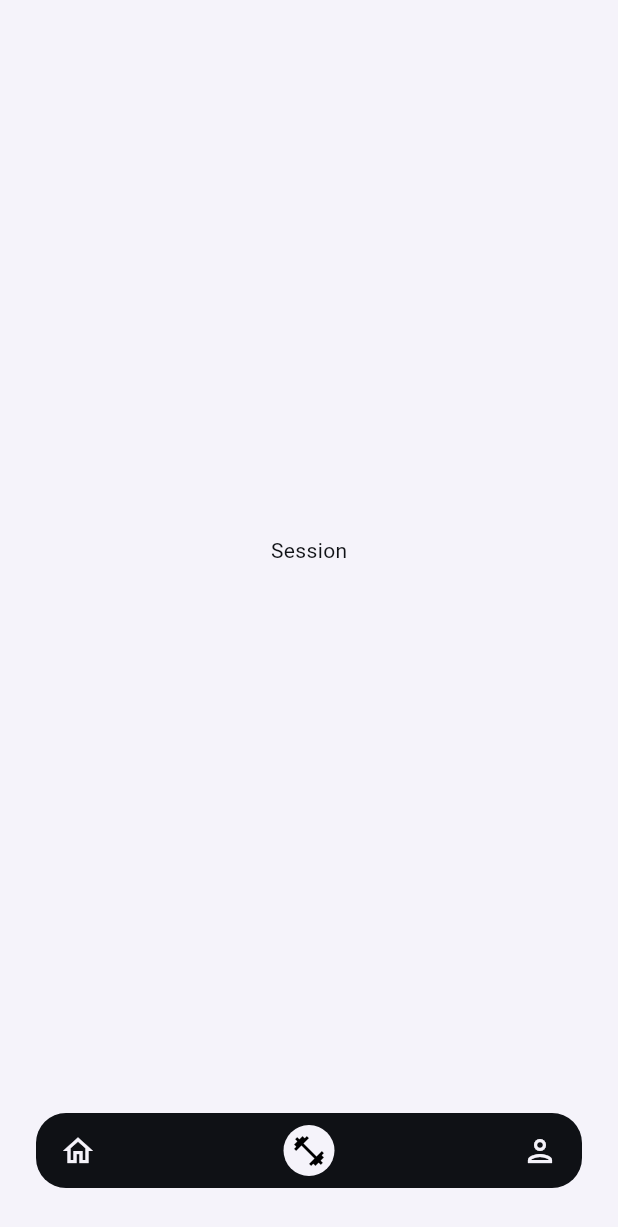
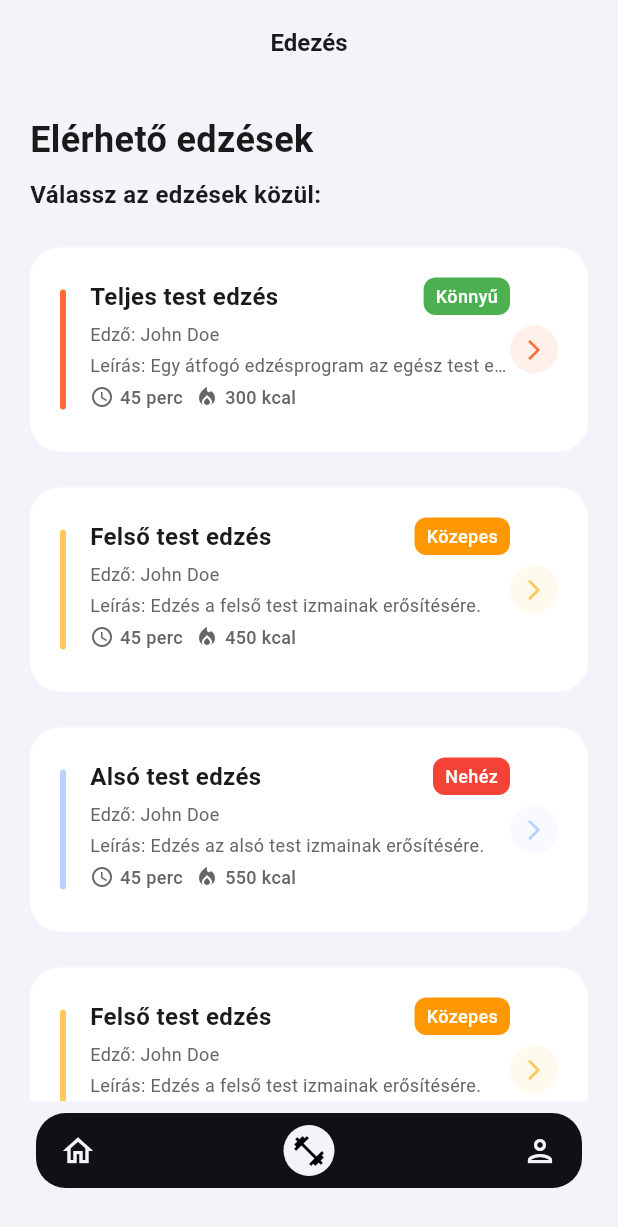
Before and after one commit to marosvariadam/flutter_application_1, a Flutter app: the screen it shows after launch, item 2 of the bottom bar chosen, on a phone screen of 412 x 824 dp. Shown: the top 1227 px of the screen. Run offline on Flutter 3.47's test engine with Material 3 defaults, Android fonts, the phone set to English and light mode, and no system bars; our stand-ins replace go_router, hive_flutter; accounts and stored records are empty; network calls fail.

Commit message:
session page v1, profile started

```diff
--- a/lib/app/app_router.dart
+++ b/lib/app/app_router.dart
@@ -1,6 +1,8 @@
 import 'package:flutter/material.dart';
 import 'package:flutter_application_1/app/shared/widgets/widgets_nav/bottom_nav.dart';
 import 'package:flutter_application_1/features/home/presantation/home_page.dart';
+import 'package:flutter_application_1/features/profiles/presentation/profiles_page.dart';
+import 'package:flutter_application_1/features/session/presentations/session_page.dart';
 import 'package:go_router/go_router.dart';
 
 enum Approute{home, session, profile}
@@ -17,8 +19,7 @@ GoRouter buildRouter() {
               GoRoute(
                 path: '/home',
                 name: Approute.home.name,
-                builder: (context, state) => const Scaffold(body: Center(child: HomePage()),
-              ),
+                pageBuilder: (context, state) => const NoTransitionPage(child: HomePage(),),
               )
             ],
           ),
@@ -27,8 +28,8 @@ GoRouter buildRouter() {
               GoRoute(
                 path: '/session',
                 name: Approute.session.name,
-                builder: (context, state) => const Scaffold(body: Center(child: Text('Session')),),
-              ),
+                pageBuilder: (context, state) => const NoTransitionPage(child: SessionsPage())
+              )
             ],
           ),
           StatefulShellBranch(
@@ -36,7 +37,7 @@ GoRouter buildRouter() {
               GoRoute(
                 path: '/profile',
                 name: Approute.profile.name,
-                builder: (context, state) => const Scaffold(body: Center(child: Text('Profile')),),
+                pageBuilder: (context, state) => const NoTransitionPage(child: ProfilesPage()),
               ),
             ],
           ),
--- a/lib/app/design/design_tokens.dart
+++ b/lib/app/design/design_tokens.dart
@@ -3,7 +3,7 @@ import 'package:flutter/material.dart';
 class DT{
 
   //sizes
-  static const s1=4.0, s2=8.0, s3=12.0, s4=16.0, s5=20.0, s6=24.0, s8=32.0;
+  static const s1=4.0, s2=8.0, s3=12.0, s4=16.0, s5=20.0, s6=24.0, s8=32.0, s9=36.0;
 
   //radius
   static const rChip = 16.0;
--- a/lib/features/session/presentations/session_page.dart
+++ b/lib/features/session/presentations/session_page.dart
@@ -0,0 +1,260 @@
+import 'dart:math';
+import 'package:flutter/material.dart';
+import 'package:flutter_application_1/app/design/design_tokens.dart';
+import 'package:intl/intl.dart';
+import 'package:go_router/go_router.dart';
+
+class SessionsPage extends StatelessWidget {
+  const SessionsPage({super.key});
+
+  @override
+  Widget build(BuildContext context) {
+    return Scaffold(
+      backgroundColor: DT.bg,
+      appBar: AppBar(
+        backgroundColor: DT.bg,
+        elevation: 0,
+        title: const Text(
+          'Edezés',
+          style: TextStyle(
+            color: DT.textPrimary,
+            fontSize: DT.s4,
+            fontWeight: FontWeight.w600,
+          ),
+        ),
+        centerTitle: true,
+      ),
+      body: SingleChildScrollView(
+        padding: const EdgeInsets.all(DT.s5),
+        child: Column(
+          crossAxisAlignment: CrossAxisAlignment.start,
+          children: [
+            const Text(
+              'Elérhető edzések',
+              style: TextStyle(
+                color: DT.textPrimary,
+                fontSize: DT.s6,
+                fontWeight: FontWeight.w700,
+              ),
+            ),
+            const SizedBox(height: DT.s2),
+            const Text(
+              'Válassz az edzések közül:',
+              style: TextStyle(
+                color: DT.textPrimary,
+                fontSize: DT.s4,
+                fontWeight: FontWeight.w700,
+              ),
+            ),
+            const SizedBox(height: DT.s6),
+            _SessionCard(
+              title: 'Teljes test edzés',
+              trainer: 'John Doe',
+              kcal: '300 kcal',
+              description: 'Egy átfogó edzésprogram az egész test erősítésére.',
+              duration: '45 perc',
+              difficulty: 'Könnyű',
+              color: DT.cardOrange,
+              onTap: ()=>context.go('/session-detail')
+            ),
+            const SizedBox(height: DT.s6),
+            _SessionCard(
+              title: 'Felső test edzés',
+              trainer: 'John Doe',
+              kcal: '450 kcal',
+              description: 'Edzés a felső test izmainak erősítésére.',
+              duration: '45 perc',
+              difficulty: 'Közepes',
+              color: DT.cardYellow,
+              onTap: ()=>context.go('/session-detail')
+            ),
+            const SizedBox(height: DT.s6),
+            _SessionCard(
+              title: 'Alsó test edzés',
+              trainer: 'John Doe',
+              kcal: '550 kcal',
+              description: 'Edzés az alsó test izmainak erősítésére.',
+              duration: '45 perc',
+              difficulty: 'Nehéz',
+              color: DT.cardBlue,
+              onTap: ()=>context.go('/session-detail')
+            ),
+            const SizedBox(height: DT.s6),
+            _SessionCard(
+              title: 'Felső test edzés',
+              trainer: 'John Doe',
+              kcal: '450 kcal',
+              description: 'Edzés a felső test izmainak erősítésére.',
+              duration: '45 perc',
+              difficulty: 'Közepes',
+              color: DT.cardYellow,
+              onTap: ()=>context.go('/session-detail')
+            ),
+            const SizedBox(height: DT.s6),
+          ],
+        ),
+      )
+    );
+  }
+}
+
+class _SessionCard extends StatelessWidget {
+  final String title;
+  final String kcal;
+  final String trainer;
+  final String description;
+  final String duration;
+  final String difficulty;
+  final Color color;
+  final VoidCallback onTap;
+  const _SessionCard({super.key, required this.title, required this.trainer, required this.description, required this.duration, required this.difficulty, required this.color, required this.onTap, required this.kcal});
+
+  @override
+  Widget build(BuildContext context) {
+    final difficultyColor = {
+      'könnyű': DT.difficultyLight,
+      'közepes': DT.difficultyMedium,
+      'nehéz': DT.difficultyHard,
+    }[difficulty.toLowerCase()] ?? DT.difficultyMedium;
+
+    return GestureDetector(
+      onTap: onTap,
+      child: Container(
+        padding: const EdgeInsets.all(DT.s5),
+        decoration: BoxDecoration(
+          color: DT.gbWhite,
+          borderRadius: BorderRadius.circular(DT.s5),
+        ),
+        child: Row(
+          children: [
+            Container(
+              width: 4,
+              height: 80,
+              decoration: BoxDecoration(
+                color: color,
+                borderRadius: BorderRadius.circular(DT.s2),
+              ),
+            ),
+            const SizedBox(width: DT.s4),
+            Expanded(
+              child: Column(
+                crossAxisAlignment: CrossAxisAlignment.start,
+                children: [
+                  Row(
+
+                  mainAxisAlignment: MainAxisAlignment.spaceBetween,
+                  children: [
+                    Text(
+                      title,
+                      style: const TextStyle(
+                        color: DT.textPrimary,
+                        fontSize: DT.s4,
+                        fontWeight: FontWeight.w600,
+                      ),
+                    ),
+                    Container(
+                      padding: const EdgeInsets.symmetric(horizontal: DT.s2, vertical: DT.s1),
+                      decoration: BoxDecoration(
+                        color: difficultyColor,
+                        borderRadius: BorderRadius.circular(DT.s2),
+                      ),
+                      child: Text(
+                        difficulty,
+                        style: const TextStyle(
+                          color: Colors.white,
+                          fontSize: DT.s3,
+                          fontWeight: FontWeight.w500,
+                        ),
+                      ),
+                    ),
+                  ],
+                ),
+                  const SizedBox(height: DT.s1),
+                  Text(
+                    'Edző: $trainer',
+                    style: const TextStyle(
+                      color: DT.textSecondary,
+                      fontSize: DT.s3,
+                    ),
+                    overflow: TextOverflow.ellipsis,
+                  ),
+                  const SizedBox(height: DT.s1),
+                  Text(
+                    'Leírás: $description',
+                    style: const TextStyle(
+                      color: DT.textSecondary,
+                      fontSize: DT.s3,
+                    ),
+                    overflow: TextOverflow.ellipsis,
+                  ),
+
+                  const SizedBox(height: DT.s1,),
+                  Row(
+                children: [
+                    _InfoChip(
+                      icon: Icons.access_time,
+                      text: duration,
+                    ),
+                    const SizedBox(width: DT.s2),
+                    _InfoChip(
+                      icon: Icons.local_fire_department,
+                      text: kcal,
+                    )
+                ],
+                  ),
+                  const SizedBox(height: DT.s2),
+                ]
+              ),
+            ),
+            Container(
+
+                    width: 32,
+                    height: 32,
+                    decoration: BoxDecoration(
+                      color: color.withOpacity(0.1),
+                      borderRadius: BorderRadius.circular(DT.rChip),
+                    ),
+                    child: Icon(
+                      Icons.arrow_forward_ios,
+                      color: color,
+                      size: 16,
+                    ),
+                  ),
+          ],
+        ),
+      )
+    );
+  }
+}
+
+
+
+class _InfoChip extends StatelessWidget {
+  const _InfoChip({super.key, required this.icon, required this.text});
+
+  final IconData icon;
+  final String text;
+
+  @override
+  Widget build(BuildContext context) {
+    return Row(
+      mainAxisSize: MainAxisSize.min,
+      children: [
+        Icon(
+          icon,
+          size: DT.s4,
+          color: DT.iconLight,
+        ),
+        const SizedBox(width: DT.s1),
+        Text(
+          text,
+          style: const TextStyle(
+            color: DT.textSecondary,
+            fontSize: DT.s3,
+            fontWeight: FontWeight.w500,
+          ),
+        ),
+      ]
+    );
+  }
+}
```
Also changed, not shown: lib/features/profiles/presentation/profiles_page.dart (+194 -0 lines).
